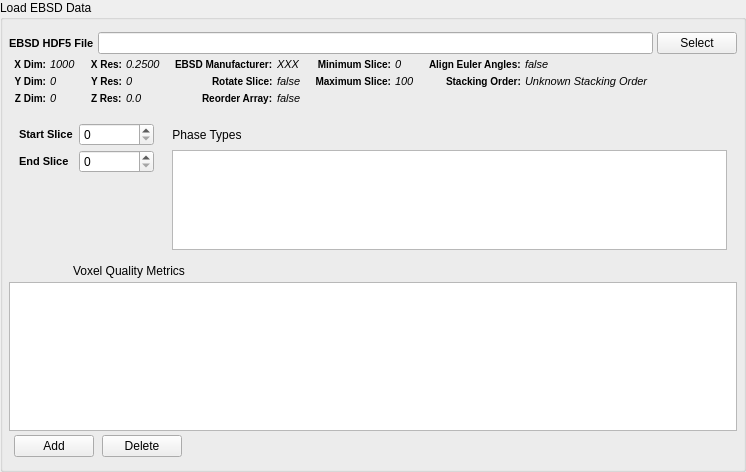
This is Source/FilterWidgets/IOFiltersWidgets/QReadH5EbsdWidget.ui in BlueQuartzSoftware/DREAM3D as Qt 5 draws it before an edit. The edited form follows.
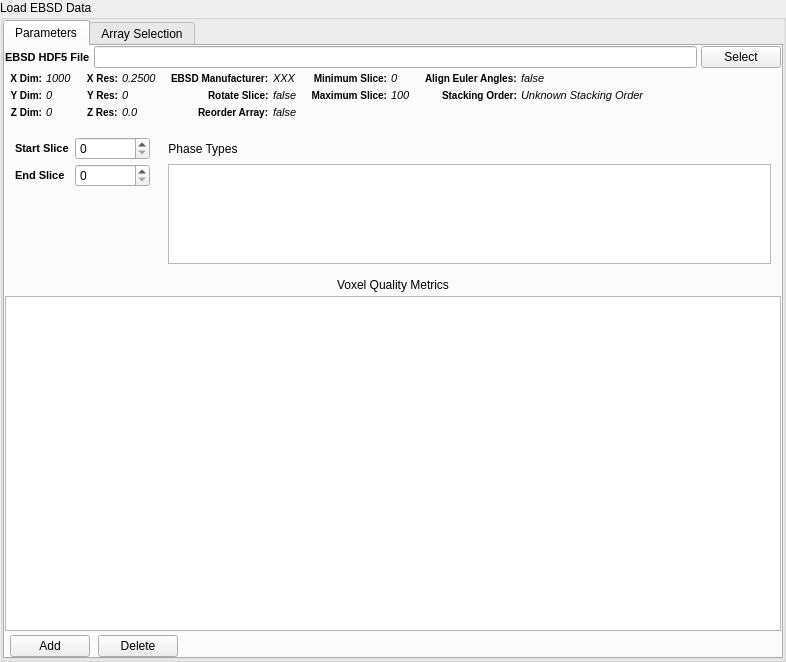
This is the edited form. Icons and pictures are not drawn. Custom widgets are drawn as their Qt base class.

Commit message: Refactoring some method names in the EbsdColoring class, Adding support code to the Data Container reader to collect the names of all the arrays that would be/are read from the hdf5 file.

Diff of the .ui file:
```diff
--- a/Source/FilterWidgets/IOFiltersWidgets/QReadH5EbsdWidget.ui
+++ b/Source/FilterWidgets/IOFiltersWidgets/QReadH5EbsdWidget.ui
@@ -6,8 +6,8 @@
    <rect>
     <x>0</x>
     <y>0</y>
-    <width>746</width>
-    <height>472</height>
+    <width>786</width>
+    <height>662</height>
    </rect>
   </property>
   <property name="windowTitle">
@@ -20,22 +20,39 @@
    <bool>false</bool>
   </property>
   <layout class="QGridLayout" name="gridLayout">
-   <property name="leftMargin">
-    <number>6</number>
+   <property name="margin">
+    <number>0</number>
    </property>
-   <property name="topMargin">
-    <number>12</number>
+   <property name="spacing">
+    <number>4</number>
    </property>
-   <property name="rightMargin">
-    <number>6</number>
-   </property>
-   <property name="bottomMargin">
-    <number>12</number>
+   <item row="0" column="0">
+    <widget class="QTabWidget" name="tabWidget">
+     <property name="currentIndex">
+      <number>0</number>
+     </property>
+     <widget class="QWidget" name="parametersTab">
+      <attribute name="title">
+       <string>Parameters</string>
+      </attribute>
+      <layout class="QGridLayout" name="gridLayout_4">
+       <property name="margin">
+        <number>0</number>
    </property>
    <property name="spacing">
     <number>4</number>
    </property>
-   <item row="5" column="0" colspan="3">
+       <item row="3" column="0">
+        <widget class="QLabel" name="label_9">
+         <property name="text">
+          <string>Voxel Quality Metrics</string>
+         </property>
+         <property name="alignment">
+          <set>Qt::AlignCenter</set>
+         </property>
+        </widget>
+       </item>
+       <item row="4" column="0">
     <widget class="QTableView" name="m_QualityMetricTableView">
      <property name="sizePolicy">
       <sizepolicy hsizetype="Expanding" vsizetype="MinimumExpanding">
@@ -90,54 +107,11 @@
      </attribute>
     </widget>
    </item>
-   <item row="0" column="0" colspan="3">
+       <item row="1" column="0">
     <layout class="QGridLayout" name="gridLayout_2">
      <property name="spacing">
       <number>4</number>
      </property>
-     <item row="0" column="0" colspan="6">
-      <layout class="QHBoxLayout" name="horizontalLayout">
-       <property name="topMargin">
-        <number>0</number>
-       </property>
-       <item>
-        <widget class="QLabel" name="label">
-         <property name="styleSheet">
-          <string notr="true">QLabel {
-font-weight: bold;
-font-size: 11px;
-}</string>
-         </property>
-         <property name="text">
-          <string>EBSD HDF5 File</string>
-         </property>
-        </widget>
-       </item>
-       <item>
-        <widget class="QFSDropLineEdit" name="m_H5EbsdFile">
-         <property name="sizePolicy">
-          <sizepolicy hsizetype="Expanding" vsizetype="Fixed">
-           <horstretch>0</horstretch>
-           <verstretch>0</verstretch>
-          </sizepolicy>
-         </property>
-        </widget>
-       </item>
-       <item>
-        <widget class="QPushButton" name="m_H5EbsdBtn">
-         <property name="sizePolicy">
-          <sizepolicy hsizetype="Maximum" vsizetype="Fixed">
-           <horstretch>0</horstretch>
-           <verstretch>0</verstretch>
-          </sizepolicy>
-         </property>
-         <property name="text">
-          <string>Select</string>
-         </property>
-        </widget>
-       </item>
-      </layout>
-     </item>
      <item row="1" column="0">
       <layout class="QFormLayout" name="formLayout_3">
        <property name="fieldGrowthPolicy">
@@ -815,7 +789,50 @@
      </item>
     </layout>
    </item>
-   <item row="1" column="0" colspan="3">
+       <item row="0" column="0">
+        <layout class="QHBoxLayout" name="horizontalLayout">
+         <property name="topMargin">
+          <number>0</number>
+         </property>
+         <item>
+          <widget class="QLabel" name="label">
+           <property name="styleSheet">
+            <string notr="true">QLabel {
+font-weight: bold;
+font-size: 11px;
+}</string>
+           </property>
+           <property name="text">
+            <string>EBSD HDF5 File</string>
+           </property>
+          </widget>
+         </item>
+         <item>
+          <widget class="QFSDropLineEdit" name="m_H5EbsdFile">
+           <property name="sizePolicy">
+            <sizepolicy hsizetype="Expanding" vsizetype="Fixed">
+             <horstretch>0</horstretch>
+             <verstretch>0</verstretch>
+            </sizepolicy>
+           </property>
+          </widget>
+         </item>
+         <item>
+          <widget class="QPushButton" name="m_H5EbsdBtn">
+           <property name="sizePolicy">
+            <sizepolicy hsizetype="Maximum" vsizetype="Fixed">
+             <horstretch>0</horstretch>
+             <verstretch>0</verstretch>
+            </sizepolicy>
+           </property>
+           <property name="text">
+            <string>Select</string>
+           </property>
+          </widget>
+         </item>
+        </layout>
+       </item>
+       <item row="2" column="0">
     <layout class="QGridLayout" name="gridLayout_3">
      <property name="sizeConstraint">
       <enum>QLayout::SetMaximumSize</enum>
@@ -950,7 +967,7 @@
      </item>
     </layout>
    </item>
-   <item row="6" column="0" colspan="3">
+       <item row="5" column="0">
     <layout class="QHBoxLayout" name="horizontalLayout_2">
      <property name="spacing">
       <number>8</number>
@@ -1052,14 +1069,13 @@
      </item>
     </layout>
    </item>
-   <item row="4" column="0">
-    <widget class="QLabel" name="label_9">
-     <property name="text">
-      <string>Voxel Quality Metrics</string>
-     </property>
-     <property name="alignment">
-      <set>Qt::AlignCenter</set>
-     </property>
+      </layout>
+     </widget>
+     <widget class="PipelineArraySelectionWidget" name="arraySelectionTab">
+      <attribute name="title">
+       <string>Array Selection</string>
+      </attribute>
+     </widget>
     </widget>
    </item>
   </layout>
@@ -1076,6 +1092,12 @@
    <header location="global">QFilterWidget.h</header>
    <container>1</container>
   </customwidget>
+  <customwidget>
+   <class>PipelineArraySelectionWidget</class>
+   <extends>QWidget</extends>
+   <header location="global">PipelineArraySelectionWidget.h</header>
+   <container>1</container>
+  </customwidget>
  </customwidgets>
  <resources>
   <include location="../../../Resources/icons/images/Icons.qrc"/>
```
Lines whose indentation alone changed are shown as unchanged. The commit also changes 29 other files.
